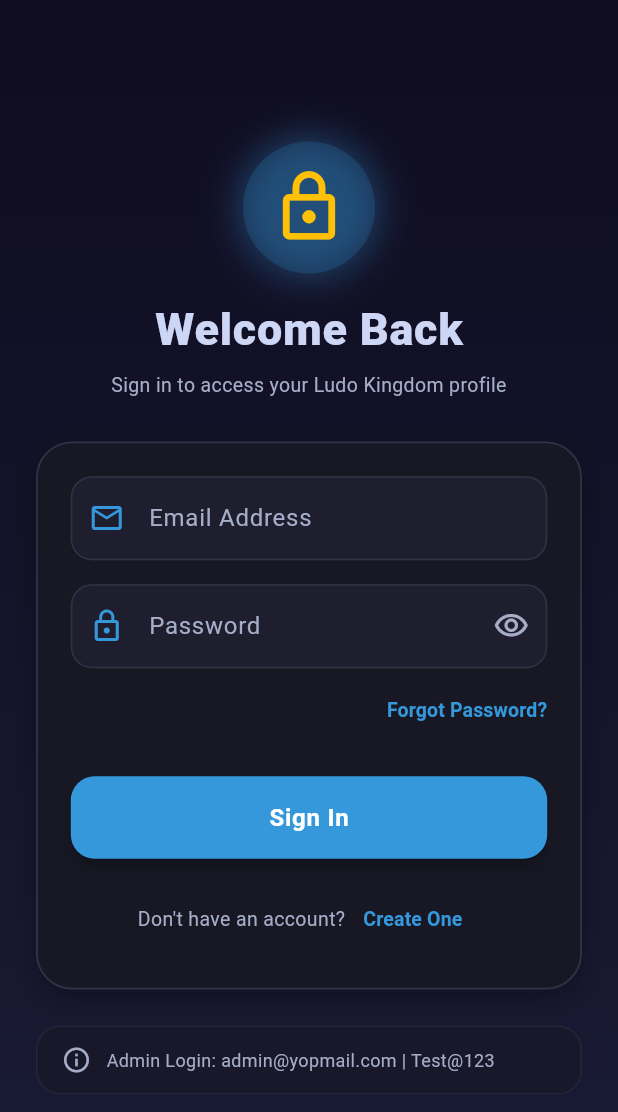
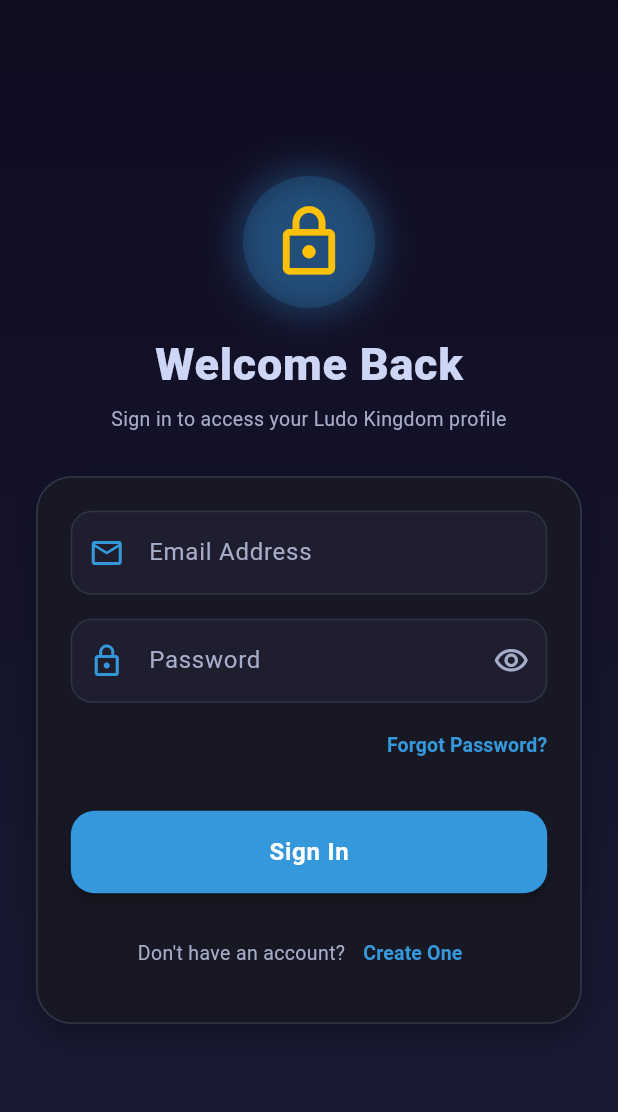
Before and after one commit to Itesh12/game-tracker, a Flutter app: the screen it shows after launch, on a phone screen of 412 x 824 dp. Shown: the top 1112 px of the screen. Run offline on Flutter 3.47's test engine with Material 3 defaults, Android fonts, the phone set to English and light mode, and no system bars; our stand-ins replace camera, cloud_firestore, firebase_auth, firebase_core, get, permission_handler and 1 more; missing offline and left inert: flutter_webrtc; accounts and stored records are empty.

Commit message:
refactor: comment out admin credentials hint box in auth screen

```diff
--- a/lib/screens/auth_screen.dart
+++ b/lib/screens/auth_screen.dart
@@ -428,29 +428,29 @@
                   const SizedBox(height: 24),
 
                   // Admin Credentials Hint Box
-                  Container(
-                    padding: const EdgeInsets.symmetric(horizontal: 16, vertical: 12),
-                    decoration: BoxDecoration(
-                      color: theme.cardBg.withOpacity(0.6),
-                      borderRadius: BorderRadius.circular(16),
-                      border: Border.all(color: theme.gridLine.withOpacity(0.5)),
-                    ),
-                    child: Row(
-                      children: [
-                        Icon(Icons.info_outline, size: 20, color: theme.textSecondary),
-                        const SizedBox(width: 10),
-                        Expanded(
-                          child: Text(
-                            'Admin Login: admin@yopmail.com | Test@123',
-                            style: TextStyle(
-                              color: theme.textSecondary,
-                              fontSize: 12,
-                            ),
-                          ),
-                        ),
-                      ],
-                    ),
-                  ),
+                  // Container(
+                  //   padding: const EdgeInsets.symmetric(horizontal: 16, vertical: 12),
+                  //   decoration: BoxDecoration(
+                  //     color: theme.cardBg.withOpacity(0.6),
+                  //     borderRadius: BorderRadius.circular(16),
+                  //     border: Border.all(color: theme.gridLine.withOpacity(0.5)),
+                  //   ),
+                  //   child: Row(
+                  //     children: [
+                  //       Icon(Icons.info_outline, size: 20, color: theme.textSecondary),
+                  //       const SizedBox(width: 10),
+                  //       Expanded(
+                  //         child: Text(
+                  //           'Admin Login: admin@yopmail.com | Test@123',
+                  //           style: TextStyle(
+                  //             color: theme.textSecondary,
+                  //             fontSize: 12,
+                  //           ),
+                  //         ),
+                  //       ),
+                  //     ],
+                  //   ),
+                  // ),
                 ],
               ),
             ),
```
